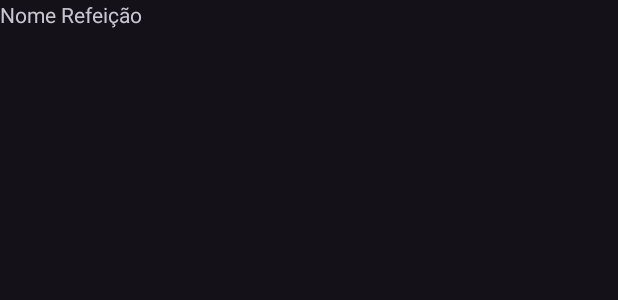
After one commit to eliabe71/e-macro, an Android app: the layout diet_line.xml on its own in the app's theme, with its tools: preview values and no code run, on a phone screen of 412 x 824 dp. The commit adds this screen. Shown: the top 300 px of the screen. Run offline under Robolectric (Android 15) with nearby library versions, the phone set to English and light mode, and no system bars.

Commit message:
main_view

```diff
--- a/app/src/main/AndroidManifest.xml
+++ b/app/src/main/AndroidManifest.xml
@@ -11,7 +11,7 @@
         android:label="@string/app_name"
         android:roundIcon="@mipmap/ic_launcher_round"
         android:supportsRtl="true"
-        android:theme="@style/Theme.Emacro"
+        android:theme="@style/Theme.EmacroDark"
         tools:targetApi="31">
         <activity
             android:name=".MainActivity"
--- /dev/null
+++ b/app/src/main/res/layout/diet_line.xml
@@ -0,0 +1,38 @@
+<?xml version="1.0" encoding="utf-8"?>
+<FrameLayout xmlns:android="http://schemas.android.com/apk/res/android"
+    xmlns:app="http://schemas.android.com/apk/res-auto"
+    xmlns:tools="http://schemas.android.com/tools"
+    android:layout_width="match_parent"
+    android:layout_height="wrap_content"
+    >
+    <androidx.constraintlayout.widget.ConstraintLayout
+        android:id="@+id/linearLayout"
+        android:layout_width="match_parent"
+        android:layout_height="match_parent"
+        android:layout_gravity="center"
+        android:gravity="center">
+        <TextView
+            android:layout_width="0dip"
+            android:layout_height="wrap_content"
+            android:text="Nome Refeição"
+            app:layout_constraintStart_toStartOf="parent"
+            app:layout_constraintTop_toTopOf="parent"
+            />
+
+<!--        <Button-->
+<!--            android:id="@+id/button"-->
+<!--            android:layout_width="wrap_content"-->
+<!--            android:layout_height="wrap_content"-->
+<!--            android:layout_marginStart="1dp"-->
+<!--            android:text="adionar Alimento"-->
+<!--            />-->
+
+<!--        <Button-->
+<!--            android:id="@+id/button2"-->
+<!--            android:layout_width="wrap_content"-->
+<!--            android:layout_height="wrap_content"-->
+<!--            android:layout_marginTop="41dp"-->
+<!--            android:text="editar refeição"-->
+<!--            />-->
+    </androidx.constraintlayout.widget.ConstraintLayout>
+</FrameLayout>
--- a/app/src/main/res/values/themes.xml
+++ b/app/src/main/res/values/themes.xml
@@ -1,6 +1,6 @@
 <resources xmlns:tools="http://schemas.android.com/tools">
     <!-- Base application theme. -->
-    <style name="Theme.Emacro" parent="Theme.MaterialComponents.DayNight.DarkActionBar">
+    <style name="Theme.EmacroDark" parent="Theme.Material3.Dark">
         <!-- Primary brand color. -->
         <item name="colorPrimary">@color/purple_500</item>
         <item name="colorPrimaryVariant">@color/purple_700</item>
--- a/build.gradle
+++ b/build.gradle
@@ -1,7 +1,7 @@
 // Top-level build file where you can add configuration options common to all sub-projects/modules.
 plugins {
-    id 'com.android.application' version '7.2.2' apply false
-    id 'com.android.library' version '7.2.2' apply false
+    id 'com.android.application' version '7.3.0' apply false
+    id 'com.android.library' version '7.3.0' apply false
     id 'org.jetbrains.kotlin.android' version '1.6.10' apply false
 }
 
```
Also changed, not shown: app/src/main/java/br/com/elpe/e_macro/MainActivity.kt (+3 -7 lines), app/src/main/res/layout/activity_main.xml (+92 -20 lines), gradle/wrapper/gradle-wrapper.properties.
